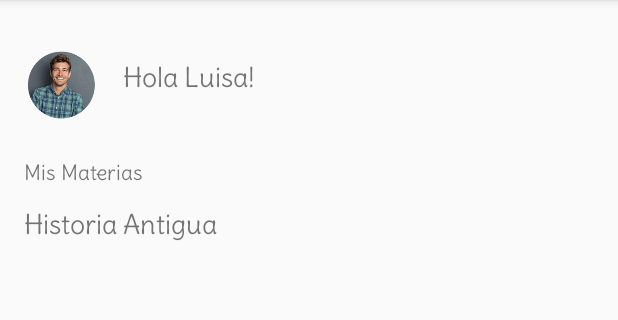
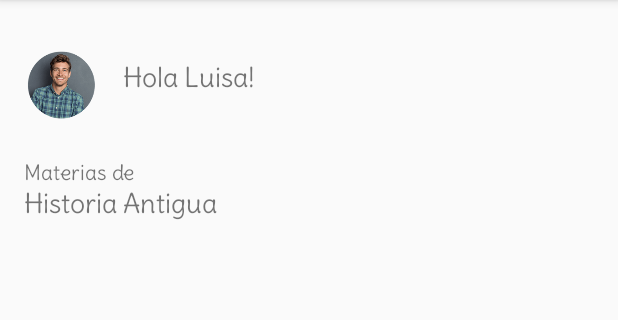
Before and after one commit to alexisromriv/ProbateApp, an Android app: the Principal screen opened directly, with no data from a screen before it, on a phone screen of 412 x 824 dp, the part 84-404 px from its top. Run offline under Robolectric (Android 15) with nearby library versions, the phone set to English and light mode, and no system bars; 5 statements that could not run were skipped.

Commit message:
Tiempo de resolucion examen

```diff
--- a/app/src/main/java/app2you/probateapp/ExamenActivity.java
+++ b/app/src/main/java/app2you/probateapp/ExamenActivity.java
@@ -139,7 +139,8 @@ public class ExamenActivity extends AppCompatActivity {
             examen.finalizar();
             Intent intent = new Intent(this, ResultadoExamenActivity.class);
             intent.putExtra("examen", examen);
-            intent.putExtra("tiempoResolucion", examen.tiempoResolucion());
+            int  millis = (int ) (SystemClock.elapsedRealtime() - chrExamen.getBase());
+            intent.putExtra("tiempoResolucion", (millis / 1000) / 60);
             startActivity(intent);
         } catch (Exception ex) {
             Toast.makeText(this, ex.getMessage(), Toast.LENGTH_SHORT).show();
--- a/app/src/main/java/app2you/probateapp/ResultadoExamenActivity.java
+++ b/app/src/main/java/app2you/probateapp/ResultadoExamenActivity.java
@@ -58,7 +58,7 @@ public class ResultadoExamenActivity extends AppCompatActivity {
 
         Intent intent = getIntent();
         Examen examen = (Examen) intent.getSerializableExtra("examen");
-        long tiempoResolucion = (long)intent.getExtras().get("tiempoResolucion");
+        int tiempoResolucion = (int)intent.getExtras().get("tiempoResolucion");
         rvRespuestas.setLayoutManager(new LinearLayoutManager(this));
         ResultadoExamenAdapter adapter = new ResultadoExamenAdapter(examen.getRespondidas());
         rvRespuestas.setAdapter(adapter);
@@ -72,7 +72,7 @@ public class ResultadoExamenActivity extends AppCompatActivity {
             btnResultado.setBackgroundColor(ContextCompat.getColor(this, R.color.red));
         }
 
-        tvTiempoResolucion.setText("Tiempo de resolución: "+ tiempoResolucion);
+        tvTiempoResolucion.setText("Tiempo de resolución: "+ tiempoResolucion+ "min");
         tvAciertos.setText("Aciertos: " + examen.cantidadAciertos() + " - Errores: " + (examen.cantidadPreguntas() - examen.cantidadAciertos()));
 
 
--- a/app/src/main/res/layout/activity_principal.xml
+++ b/app/src/main/res/layout/activity_principal.xml
@@ -41,7 +41,6 @@
         android:id="@+id/textView5"
         android:layout_width="match_parent"
         android:layout_height="wrap_content"
-        android:layout_marginTop="14dp"
         android:text="Historia Antigua"
         android:textSize="18sp"
         app:layout_constraintTop_toBottomOf="@+id/textomateria"
--- a/app/src/main/res/values/strings.xml
+++ b/app/src/main/res/values/strings.xml
@@ -23,7 +23,7 @@
     <string name="repetirContraseña">Repetir Contraseña</string>
     <string name="botonRegistro">ENVIAR</string>
     <string name="hola_nombre">Hola Luisa!</string>
-    <string name="texto">Mis Materias</string>
+    <string name="texto">Materias de</string>
     <string name="todo">TODO</string>
     <string name="estadiscticas">Estadísticas</string>
     <string name="perfil">Mi Perfil</string>
```
